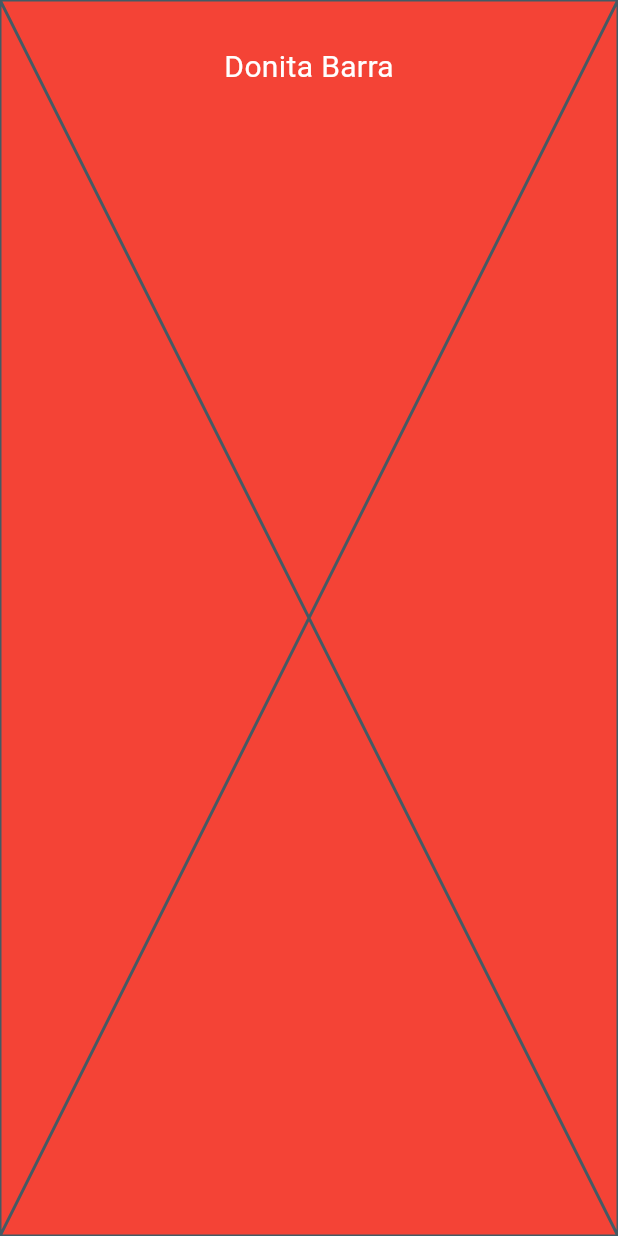
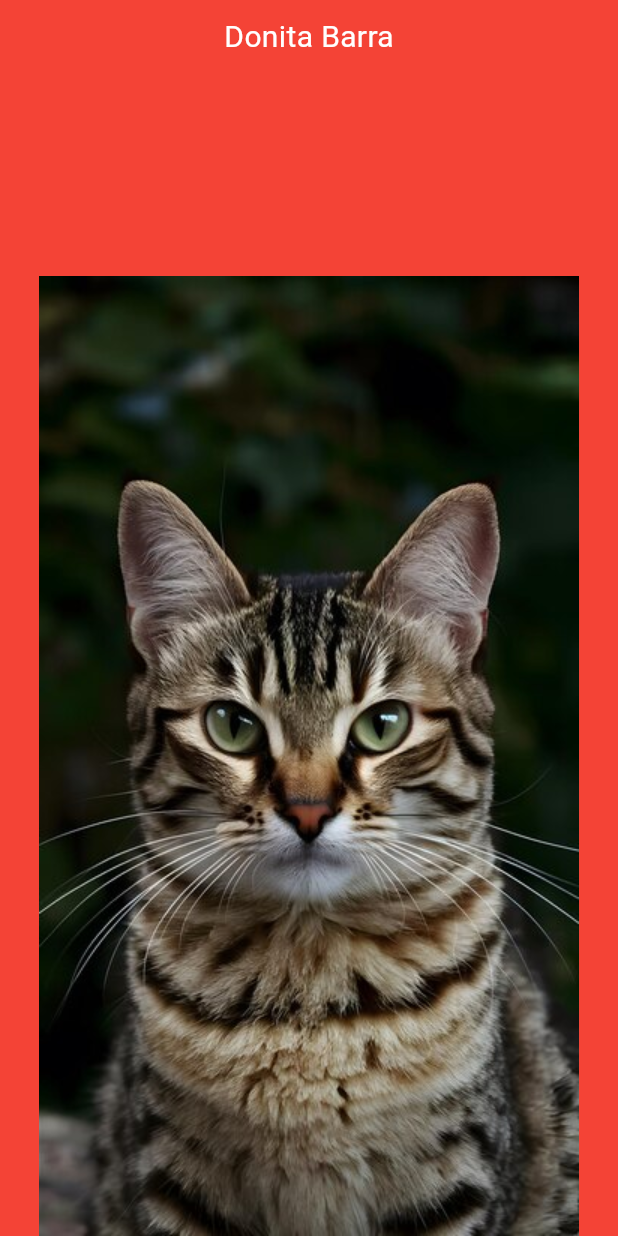
Before and after one commit to jQuera/RealGotchi, a Flutter app: the PetViewBar widget shown alone on an empty page, opened directly, on a phone screen of 412 x 824 dp. Run offline on Flutter 3.47's test engine with Material 3 defaults, Android fonts, the phone set to English and light mode, and no system bars; our stand-ins replace rxdart, sqflite, timezone; missing offline and left inert: o3d, onesignal_flutter; accounts and stored records are empty.

Commit message:
fix elementos para mostrar widget

```diff
--- a/lib/ui/views/home/widgets/pet_view_bar.dart
+++ b/lib/ui/views/home/widgets/pet_view_bar.dart
@@ -1,42 +1,23 @@
 import 'package:flutter/material.dart';
-import 'package:myapp/ui/views/home/controller/home_controller.dart';
 
 class PetViewBar extends StatelessWidget {
   const PetViewBar({super.key});
 
   @override
   Widget build(BuildContext context) {
-    return Container(
-      color: Colors.blue,
+    return SafeArea(
+      top: true,
       child: Stack(
         alignment: Alignment.topCenter,
         children: [
-          //TODO: reactivar esta wea
           Container(
             width: double.infinity,
             color: Colors.red,
             alignment: Alignment.bottomCenter,
-            child: Placeholder(
-              fallbackHeight: 200,
-              fallbackWidth: 200,
-            ),
-            // child: O3D.asset(
-            //   key: UniqueKey(),
-            //   src: 'assets/3d_models/toon_cat_free.glb',
-            //   controller: HomeController.instance.modelController,
-            //   backgroundColor: Colors.purple,
-            //   ar: false,
-            //   autoPlay: true,
-            //   autoRotate: false,
-            //   xrEnvironment: false,
-            //   touchAction: TouchAction.none,
-            //   cameraControls: true,
-            //   disablePan: true,
-            //   disableZoom: true,
-            // ),
+            child: Image.asset('assets/prototype_images/portrait_cat.jpg'),
           ),
           const Positioned(
-            top: 30,
+            top: 10,
             child: SafeArea(
               child: Text(
                 'Donita Barra',
```
Also changed, not shown: lib/ui/views/home/home_page.dart (+5 -3 lines).
